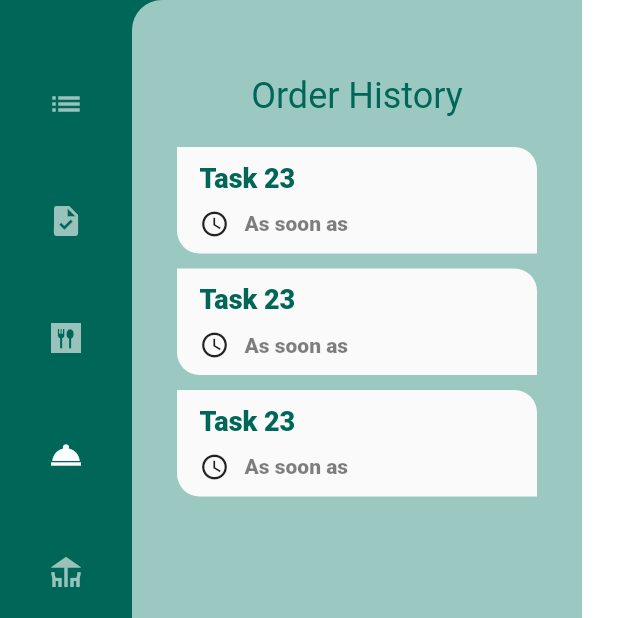
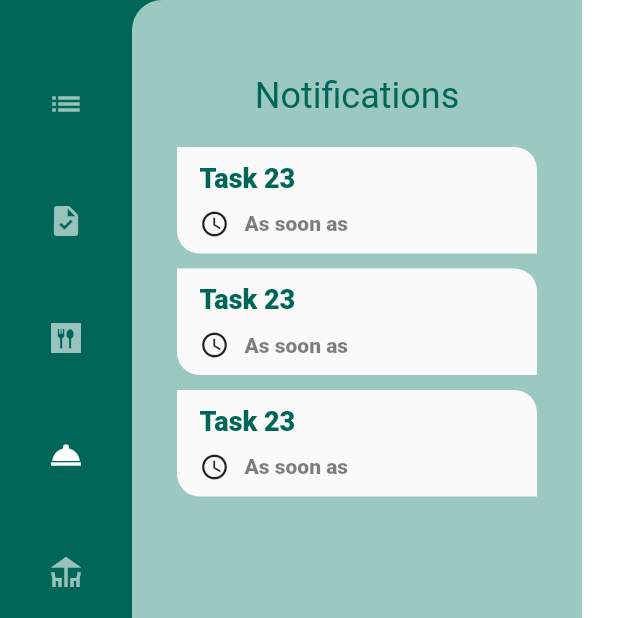
Before and after one commit to Shazad2737/restaurant_admin, a Flutter app: the screen it shows after launch, on a phone screen of 412 x 824 dp, the top half of it. Run offline on Flutter 3.47's test engine with Material 2 defaults, Android fonts, the phone set to English and light mode, and no system bars; our stand-ins replace google_fonts; missing offline and left inert: dart:html.

Commit message:
notifications section

```diff
--- a/lib/ui/screens/home_screen_sections/notifications_section.dart
+++ b/lib/ui/screens/home_screen_sections/notifications_section.dart
@@ -15,7 +15,7 @@ class NotificationsSection extends StatelessWidget {
       child: Row(
         children: [
           TaskContainer(
-            heading: "Order History",
+            heading: "Notifications",
             subheading: "10",
           ),
           Expanded(
```
